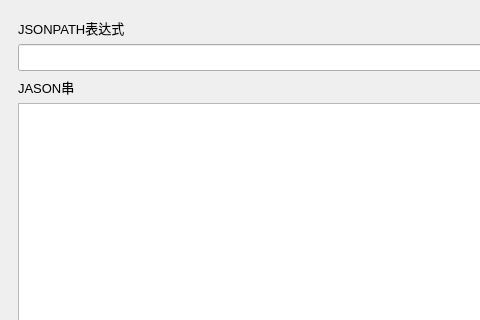
Qt form mainWindow.ui (WhiteMoonlights/JSONParser) before a commit; both pictures show x 0 to 480 and y 0 to 320 of the 1024 by 791 pixel window.
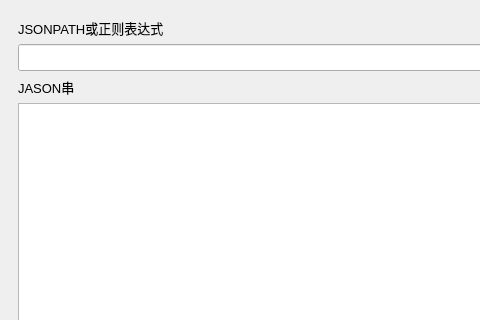
The same form after that commit.

Commit message: 增加正则表达式匹配

Patch:
```diff
--- a/mainWindow.ui
+++ b/mainWindow.ui
@@ -32,7 +32,7 @@
           </font>
          </property>
          <property name="text">
-          <string>JSONPATH表达式</string>
+          <string>JSONPATH或正则表达式</string>
          </property>
         </widget>
        </item>
```
The commit also changes 16 other files.
